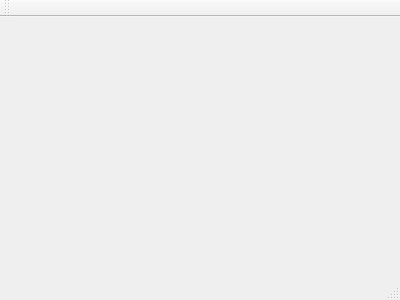
The window that mainwindow.ui (MariLaTaupe/IA41) describes before a commit, drawn with Qt 5.
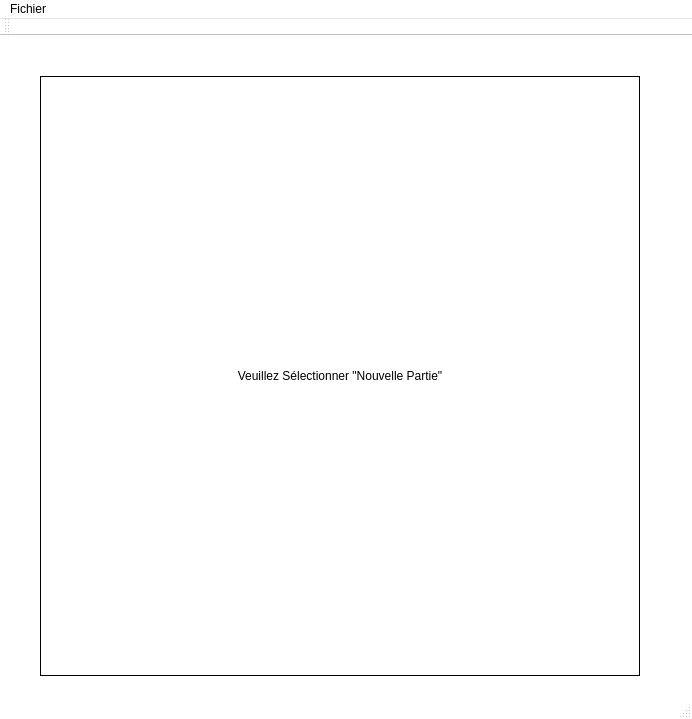
The same window after the commit.

Commit message: Création du plateau de jeu

Patch:
```diff
--- a/mainwindow.ui
+++ b/mainwindow.ui
@@ -1,24 +1,121 @@
 <ui version="4.0">
  <class>MainWindow</class>
- <widget class="QMainWindow" name="MainWindow" >
-  <property name="geometry" >
+ <widget class="QMainWindow" name="MainWindow">
+  <property name="geometry">
    <rect>
     <x>0</x>
     <y>0</y>
-    <width>400</width>
-    <height>300</height>
+    <width>692</width>
+    <height>719</height>
    </rect>
   </property>
-  <property name="windowTitle" >
-   <string>MainWindow</string>
+  <property name="sizePolicy">
+   <sizepolicy hsizetype="Preferred" vsizetype="Preferred">
+    <horstretch>0</horstretch>
+    <verstretch>0</verstretch>
+   </sizepolicy>
   </property>
-  <widget class="QMenuBar" name="menuBar" />
-  <widget class="QToolBar" name="mainToolBar" />
-  <widget class="QWidget" name="centralWidget" />
-  <widget class="QStatusBar" name="statusBar" />
+  <property name="palette">
+   <palette>
+    <active>
+     <colorrole role="Window">
+      <brush brushstyle="SolidPattern">
+       <color alpha="255">
+        <red>255</red>
+        <green>255</green>
+        <blue>255</blue>
+       </color>
+      </brush>
+     </colorrole>
+    </active>
+    <inactive>
+     <colorrole role="Window">
+      <brush brushstyle="SolidPattern">
+       <color alpha="255">
+        <red>255</red>
+        <green>255</green>
+        <blue>255</blue>
+       </color>
+      </brush>
+     </colorrole>
+    </inactive>
+    <disabled>
+     <colorrole role="Window">
+      <brush brushstyle="SolidPattern">
+       <color alpha="255">
+        <red>255</red>
+        <green>255</green>
+        <blue>255</blue>
+       </color>
+      </brush>
+     </colorrole>
+    </disabled>
+   </palette>
+  </property>
+  <property name="windowTitle">
+   <string>Pogo - Menu</string>
+  </property>
+  <widget class="QWidget" name="centralWidget">
+   <widget class="QLabel" name="label">
+    <property name="geometry">
+     <rect>
+      <x>40</x>
+      <y>40</y>
+      <width>600</width>
+      <height>600</height>
+     </rect>
+    </property>
+    <property name="frameShape">
+     <enum>QFrame::Panel</enum>
+    </property>
+    <property name="text">
+     <string>Veuillez Sélectionner &quot;Nouvelle Partie&quot;</string>
+    </property>
+    <property name="alignment">
+     <set>Qt::AlignCenter</set>
+    </property>
+   </widget>
+  </widget>
+  <widget class="QMenuBar" name="menuBar">
+   <property name="geometry">
+    <rect>
+     <x>0</x>
+     <y>0</y>
+     <width>692</width>
+     <height>21</height>
+    </rect>
+   </property>
+   <widget class="QMenu" name="menuFichier">
+    <property name="title">
+     <string>Fichier</string>
+    </property>
+    <addaction name="actionNouvelle_Partie"/>
+    <addaction name="separator"/>
+    <addaction name="actionQuitter"/>
+   </widget>
+   <addaction name="menuFichier"/>
+  </widget>
+  <widget class="QToolBar" name="mainToolBar">
+   <attribute name="toolBarArea">
+    <enum>TopToolBarArea</enum>
+   </attribute>
+   <attribute name="toolBarBreak">
+    <bool>false</bool>
+   </attribute>
+  </widget>
+  <widget class="QStatusBar" name="statusBar"/>
+  <action name="actionNouvelle_Partie">
+   <property name="text">
+    <string>Nouvelle Partie</string>
+   </property>
+  </action>
+  <action name="actionQuitter">
+   <property name="text">
+    <string>Quitter</string>
+   </property>
+  </action>
  </widget>
- <layoutDefault spacing="6" margin="11" />
- <pixmapfunction></pixmapfunction>
+ <layoutdefault spacing="6" margin="11"/>
  <resources/>
  <connections/>
 </ui>
```
Left out of the diff: 1 changed line with no effect on the pictures.
